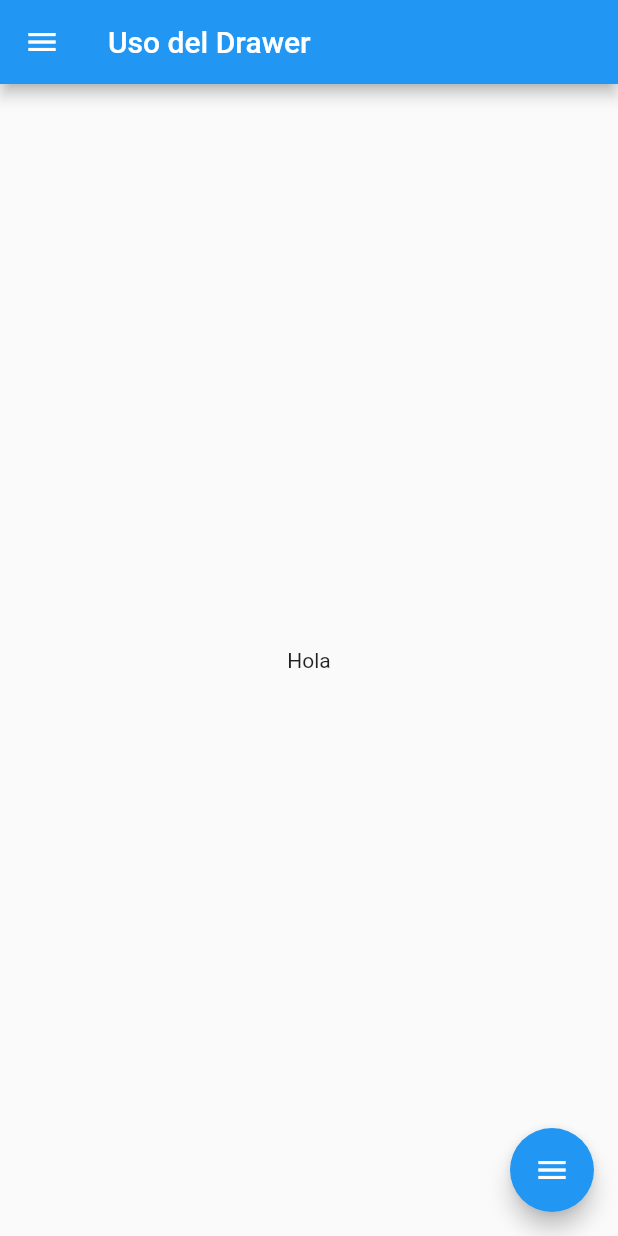
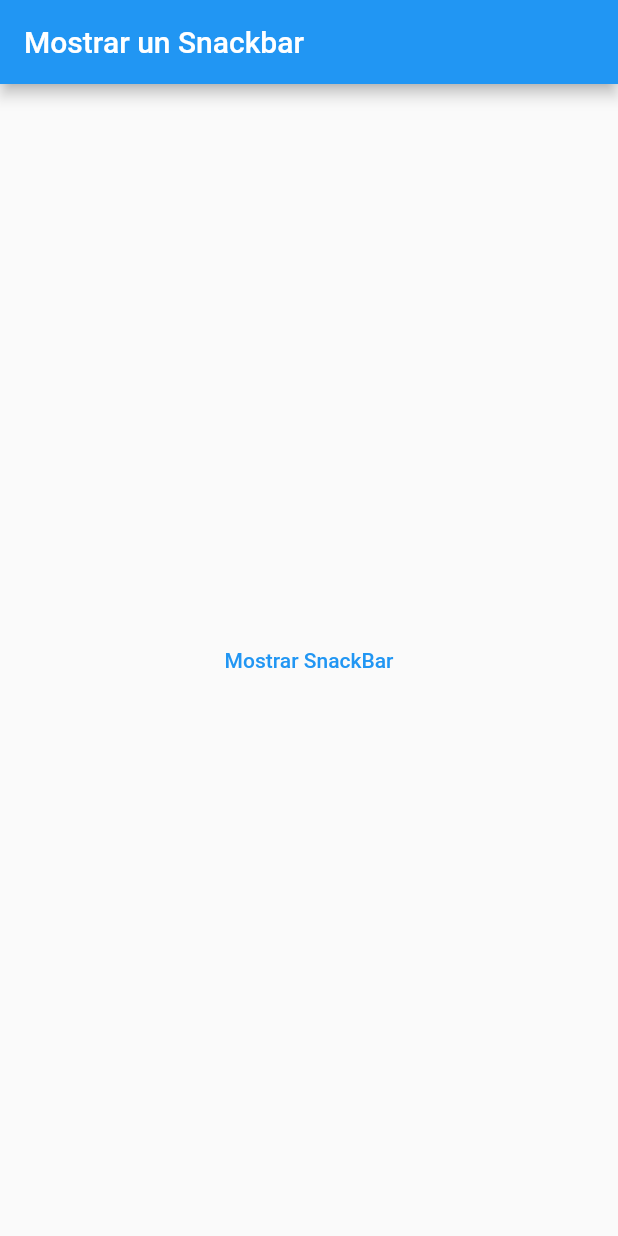
Before and after one commit to soyyjorgito/flutterapp2, a Flutter app: the screen it shows after launch, on a phone screen of 412 x 824 dp. Run offline on Flutter 3.47's test engine with Material 2 defaults, Android fonts, the phone set to English and light mode, and no system bars.

Commit message:
SnackBar

```diff
--- a/lib/src/screens/my_home_page.dart
+++ b/lib/src/screens/my_home_page.dart
@@ -11,43 +11,33 @@ class MyHomePage extends StatelessWidget {
     return Scaffold(
       key: _scaffKey,
       appBar: AppBar(
-        title: const Text('Uso del Drawer'),
+        title: const Text('Mostrar un Snackbar'),
       ),
-      body: const Center(
-        child: Text('Hola'),
-      ),
-      drawer: _getDrawer(context),
-      floatingActionButton: FloatingActionButton(
-        child: const Icon(Icons.menu),
-        onPressed: () => _scaffKey.currentState?.openDrawer(),
+      body: Center(
+        child: TextButton(
+          onPressed: () {
+            final snackBar = SnackBar(
+                backgroundColor: Colors.black,
+                content: Row(
+                  children: const [
+                    Icon(Icons.thumb_up,color: Colors.white),
+                    SizedBox(
+                      width: 10.0,
+                    ),
+                    Text('Elemento eliminado')
+                  ],
+                ),
+                action: SnackBarAction(
+                    label: "Cancelar",
+                    onPressed: () {
+                      print("Cancelado");
+                    }));
+
+            ScaffoldMessenger.of(context).showSnackBar(snackBar);
+          },
+          child: const Text('Mostrar SnackBar'),
+        ),
       ),
     );
   }
-
-  Widget _getDrawer(BuildContext context) {
-    return Drawer(
-        child: ListView(children: <Widget>[
-      UserAccountsDrawerHeader(
-        accountEmail: const Text("jorge08432@hotmail.com"),
-        accountName: const Text("Jorge Eslava"),
-        currentAccountPicture: const FlutterLogo(),
-        otherAccountsPictures: <Widget>[
-        ],
-        onDetailsPressed:(){},
-        decoration: const BoxDecoration(
-          gradient: LinearGradient(colors: [Colors.blue, Color.fromARGB(255, 2, 69, 145)],
-          end: Alignment.bottomRight)
-        ),
-      ),
-      ListTile(
-        title: const Text("Inicio"),
-        leading: const Icon(Icons.home),
-        onTap: () => showHome(context),
-      )
-    ]));
-  }
 }
-
-void showHome(BuildContext context) {
-  Navigator.pop(context);
-}
```
